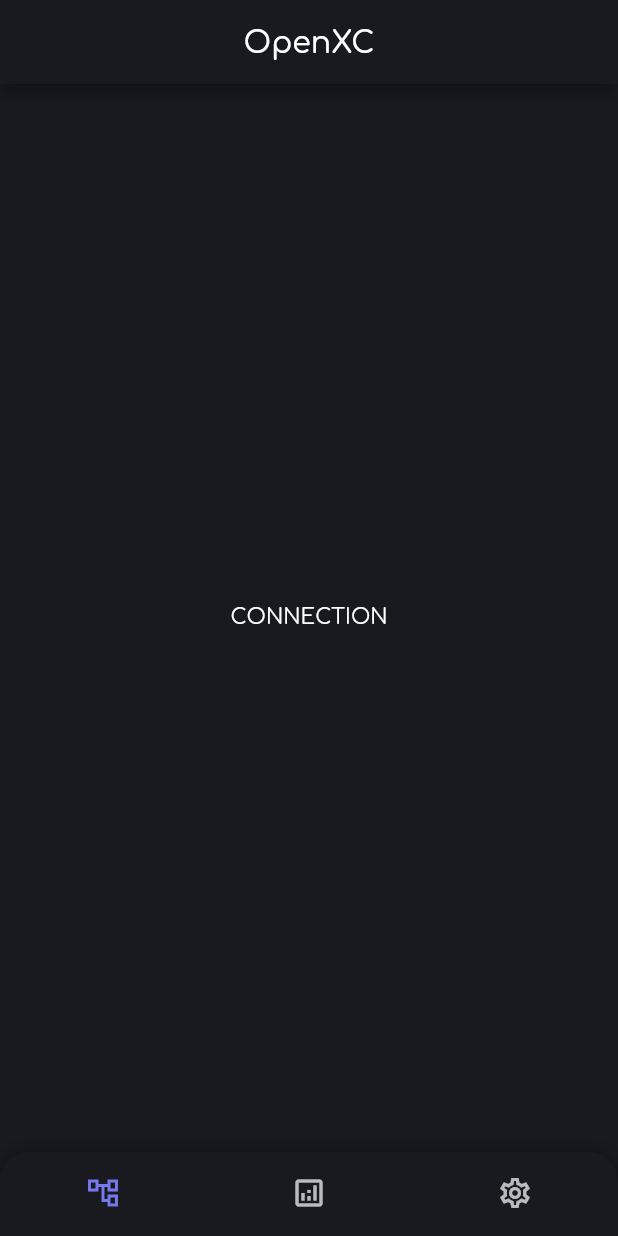
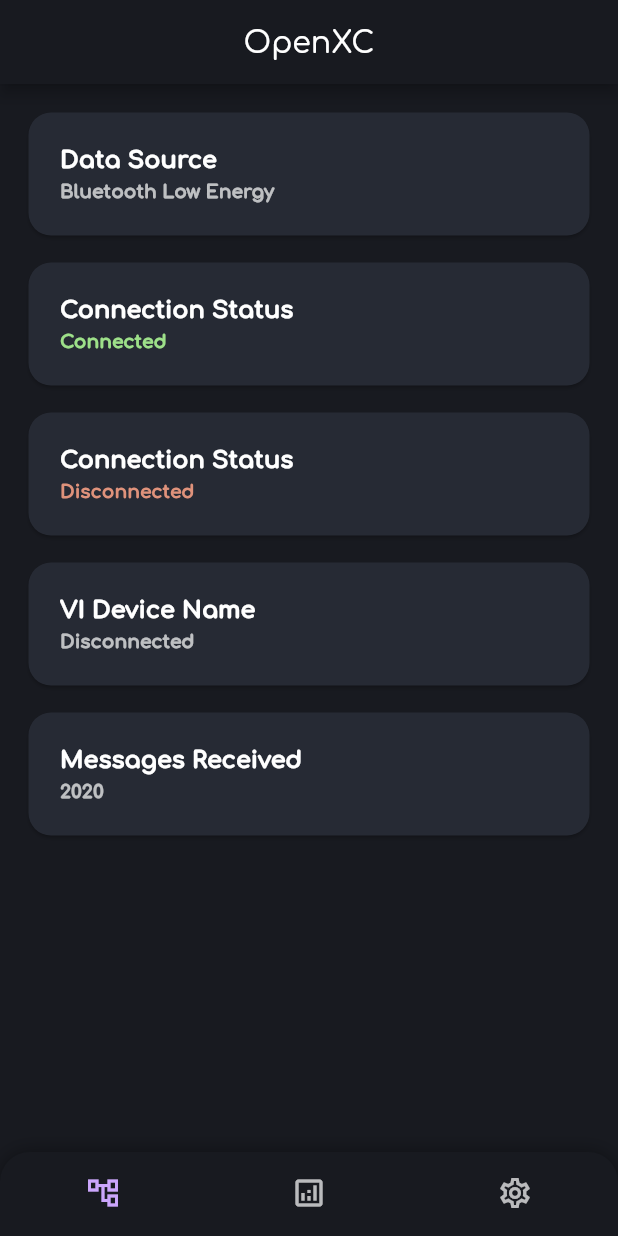
Before and after one commit to Prateek-Prakash/OpenXC, a Flutter app: the screen it shows after launch, on a phone screen of 412 x 824 dp. Run offline on Flutter 3.47's test engine with Material 2 defaults, Android fonts, the phone set to English and light mode, and no system bars; our stand-ins replace flutter_hooks, hooks_riverpod.

Commit message:
UI Tinkering (ConnectionTab)

```diff
--- a/lib/main.dart
+++ b/lib/main.dart
@@ -14,7 +14,7 @@
     visualDensity: VisualDensity.adaptivePlatformDensity,
     brightness: Brightness.dark,
     primaryColor: Color(0xFF181A20),
-    accentColor: Color(0xFF7678ED),
+    accentColor: Color(0xFFCBA6FC),
     canvasColor: Color(0xFF181A20),
     cardColor: Color(0xFF262A34),
     dialogBackgroundColor: Color(0xFF262A34),
@@ -129,8 +129,107 @@
         title: Text('OpenXC'),
         centerTitle: true,
       ),
-      body: Center(
-        child: Text('CONNECTION'),
+      body: Container(
+        padding: EdgeInsets.all(15.0),
+        child: Column(
+          crossAxisAlignment: CrossAxisAlignment.stretch,
+          children: [
+            Card(
+              shape: RoundedRectangleBorder(
+                borderRadius: BorderRadius.circular(15.0),
+              ),
+              child: Container(
+                padding: EdgeInsets.all(5.0),
+                child: ListTile(
+                  title: Text(
+                    'Data Source',
+                    style: TextStyle(fontWeight: FontWeight.w900),
+                  ),
+                  subtitle: Text(
+                    'Bluetooth Low Energy',
+                    style: TextStyle(fontWeight: FontWeight.w900, fontSize: 12.5),
+                  ),
+                ),
+              ),
+            ),
+            SizedBox(height: 10.0),
+            Card(
+              shape: RoundedRectangleBorder(
+                borderRadius: BorderRadius.circular(15.0),
+              ),
+              child: Container(
+                padding: EdgeInsets.all(5.0),
+                child: ListTile(
+                  title: Text(
+                    'Connection Status',
+                    style: TextStyle(fontWeight: FontWeight.w900),
+                  ),
+                  subtitle: Text(
+                    'Connected',
+                    style: TextStyle(fontWeight: FontWeight.w900, fontSize: 12.5, color: Color(0xFF9DE089)),
+                  ),
+                ),
+              ),
+            ),
+            SizedBox(height: 10.0),
+            Card(
+              shape: RoundedRectangleBorder(
+                borderRadius: BorderRadius.circular(15.0),
+              ),
+              child: Container(
+                padding: EdgeInsets.all(5.0),
+                child: ListTile(
+                  title: Text(
+                    'Connection Status',
+                    style: TextStyle(fontWeight: FontWeight.w900),
+                  ),
+                  subtitle: Text(
+                    'Disconnected',
+                    style: TextStyle(fontWeight: FontWeight.w900, fontSize: 12.5, color: Color(0xFFDF927B)),
+                  ),
+                ),
+              ),
+            ),
+            SizedBox(height: 10.0),
+            Card(
+              shape: RoundedRectangleBorder(
+                borderRadius: BorderRadius.circular(15.0),
+              ),
+              child: Container(
+                padding: EdgeInsets.all(5.0),
+                child: ListTile(
+                  title: Text(
+                    'VI Device Name',
+                    style: TextStyle(fontWeight: FontWeight.w900),
+                  ),
+                  subtitle: Text(
+                    'Disconnected',
+                    style: TextStyle(fontWeight: FontWeight.w900, fontSize: 12.5),
+                  ),
+                ),
+              ),
+            ),
+            SizedBox(height: 10.0),
+            Card(
+              shape: RoundedRectangleBorder(
+                borderRadius: BorderRadius.circular(15.0),
+              ),
+              child: Container(
+                padding: EdgeInsets.all(5.0),
+                child: ListTile(
+                  title: Text(
+                    'Messages Received',
+                    style: TextStyle(fontWeight: FontWeight.w900),
+                  ),
+                  subtitle: Text(
+                    '2020',
+                    style: TextStyle(fontWeight: FontWeight.w900, fontSize: 12.5),
+                  ),
+                ),
+              ),
+            ),
+          ],
+        ),
       ),
     );
   }
```
